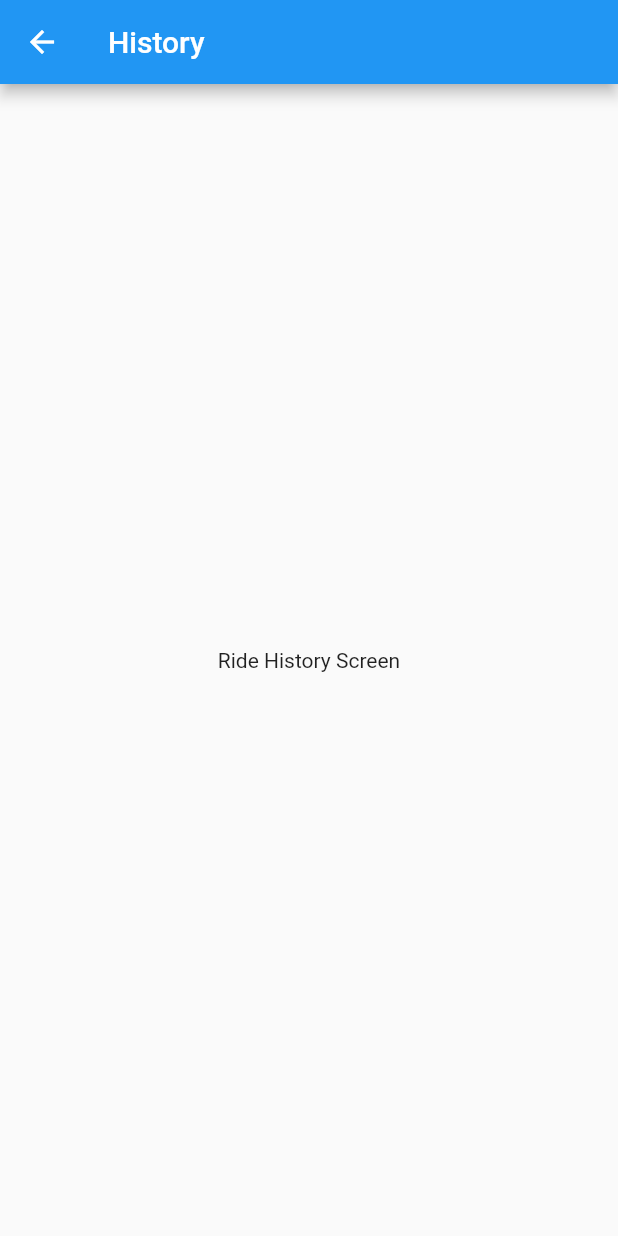
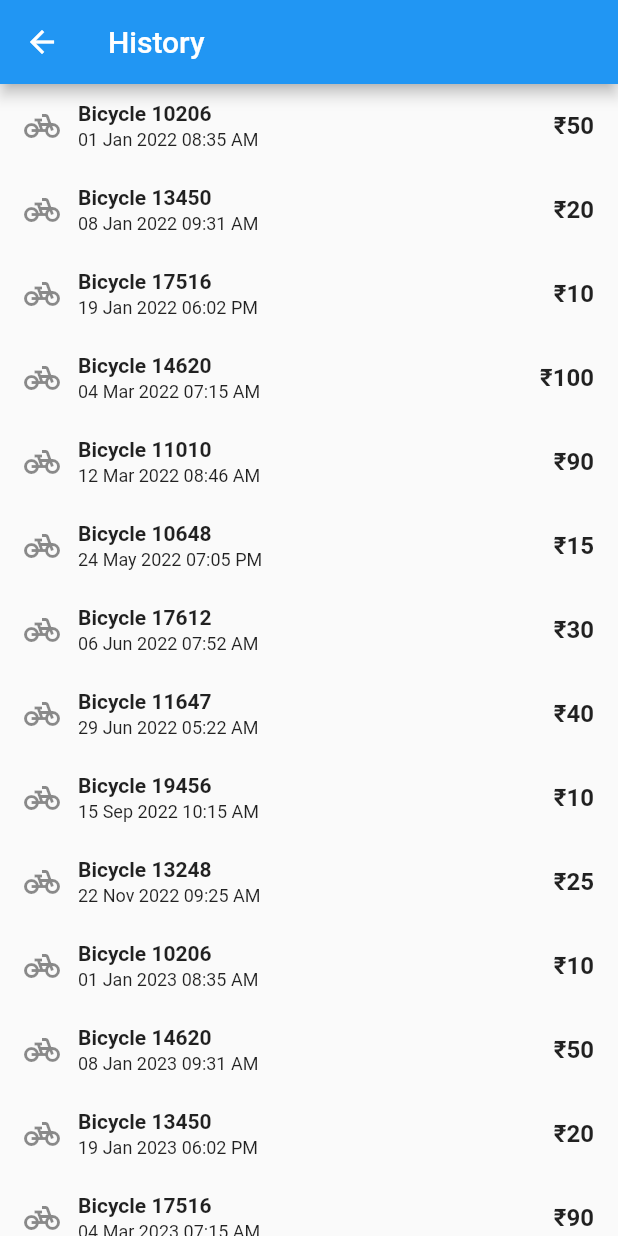
Before and after one commit to Mayuresh-G-Mhatre/public-bicycle-sharing-2, a Flutter app: the HistoryScreen screen opened directly, on a phone screen of 412 x 824 dp. Run offline on Flutter 3.47's test engine with Material 2 defaults, Android fonts, the phone set to English and light mode, and no system bars; our stand-ins replace accordion, animated_text_kit, fluttertoast, lottie, otp_text_field, salomon_bottom_bar and 3 more; accounts and stored records are empty.

Commit message:
fixed lintings and removed unnecessary interpolation in wallet transactions, added ride history

```diff
--- a/lib/screens/ride_history/history.dart
+++ b/lib/screens/ride_history/history.dart
@@ -8,14 +8,132 @@ class HistoryScreen extends StatefulWidget {
 }
 
 class _HistoryScreenState extends State<HistoryScreen> {
+  final List<String> dateTime = [
+    '01 Jan 2022 08:35 AM',
+    '08 Jan 2022 09:31 AM',
+    '19 Jan 2022 06:02 PM',
+    '04 Mar 2022 07:15 AM',
+    '12 Mar 2022 08:46 AM',
+    '24 May 2022 07:05 PM',
+    '06 Jun 2022 07:52 AM',
+    '29 Jun 2022 05:22 AM',
+    '15 Sep 2022 10:15 AM',
+    '22 Nov 2022 09:25 AM',
+    '01 Jan 2023 08:35 AM',
+    '08 Jan 2023 09:31 AM',
+    '19 Jan 2023 06:02 PM',
+    '04 Mar 2023 07:15 AM',
+    '12 Mar 2023 08:46 AM',
+    '24 May 2023 07:05 PM',
+    '06 Jun 2023 07:52 AM',
+    '29 Jun 2023 05:22 AM',
+    '15 Sep 2023 10:15 AM',
+    '22 Nov 2023 09:25 AM',
+  ];
+
+  final List<String> amountList = [
+    '50',
+    '20',
+    '10',
+    '100',
+    '90',
+    '15',
+    '30',
+    '40',
+    '10',
+    '25',
+    '10',
+    '50',
+    '20',
+    '90',
+    '15',
+    '30',
+    '25',
+    '10',
+    '100',
+    '40',
+  ];
+
+  final List<String> plateNumber = [
+    '10206',
+    '13450',
+    '17516',
+    '14620',
+    '11010',
+    '10648',
+    '17612',
+    '11647',
+    '19456',
+    '13248',
+    '10206',
+    '14620',
+    '13450',
+    '17516',
+    '11010',
+    '10648',
+    '19456',
+    '11647',
+    '17612',
+    '13248',
+  ];
+
   @override
   Widget build(BuildContext context) {
     return Scaffold(
       appBar: AppBar(
         title: const Text('History'),
       ),
-      body: const Center(
-        child: Text('Ride History Screen'),
+      body: ListView.builder(
+        itemCount: 20,
+        itemBuilder: (context, index) {
+          return ListTile(
+            title: Row(
+              mainAxisAlignment: MainAxisAlignment.start,
+              children: [
+                const Icon(Icons.pedal_bike),
+                const SizedBox(width: 12),
+                Expanded(
+                  child: Row(
+                    mainAxisAlignment: MainAxisAlignment.spaceBetween,
+                    children: [
+                      Column(
+                        crossAxisAlignment: CrossAxisAlignment.start,
+                        children: [
+                          Text(
+                            'Bicycle ${plateNumber[index]}',
+                            style: const TextStyle(
+                              fontSize: 14,
+                              fontWeight: FontWeight.bold,
+                            ),
+                          ),
+                          const SizedBox(height: 2.5),
+                          Text(
+                            dateTime[index],
+                            style: const TextStyle(
+                              fontSize: 12,
+                            ),
+                          ),
+                        ],
+                      ),
+                      Column(
+                        crossAxisAlignment: CrossAxisAlignment.end,
+                        children: [
+                          Text(
+                            '\u{20B9}${amountList[index]}',
+                            style: const TextStyle(
+                              fontSize: 16,
+                              fontWeight: FontWeight.bold,
+                            ),
+                          )
+                        ],
+                      ),
+                    ],
+                  ),
+                ),
+              ],
+            ),
+          );
+        },
       ),
     );
   }
--- a/lib/screens/wallet/transactions.dart
+++ b/lib/screens/wallet/transactions.dart
@@ -50,9 +50,9 @@ class TransactionsScreen extends StatelessWidget {
                         fontWeight: FontWeight.bold,
                       ),
                     ),
-                    SizedBox(height: 2.5),
+                    const SizedBox(height: 2.5),
                     Text(
-                      '${dateTime[index]}',
+                      dateTime[index],
                       style: const TextStyle(
                         fontSize: 12,
                       ),
@@ -64,7 +64,7 @@ class TransactionsScreen extends StatelessWidget {
                   children: [
                     Text(
                       '\u{20B9}${amountList[index]}',
-                      style: TextStyle(
+                      style: const TextStyle(
                         fontSize: 16,
                         fontWeight: FontWeight.bold,
                       ),
```
